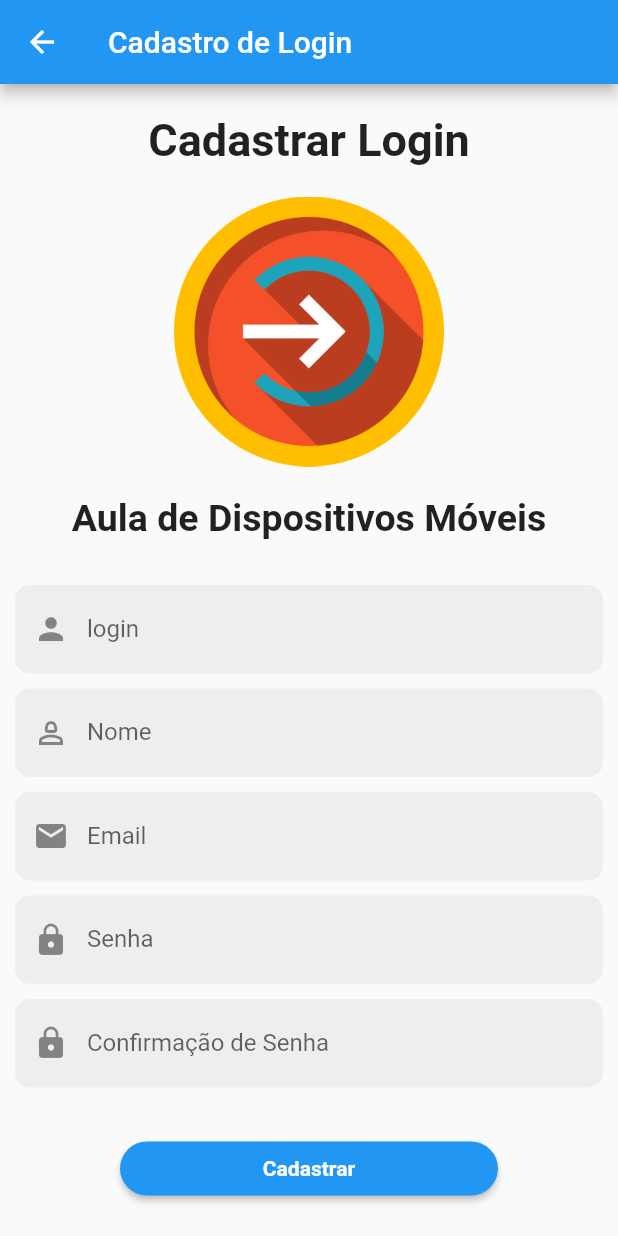
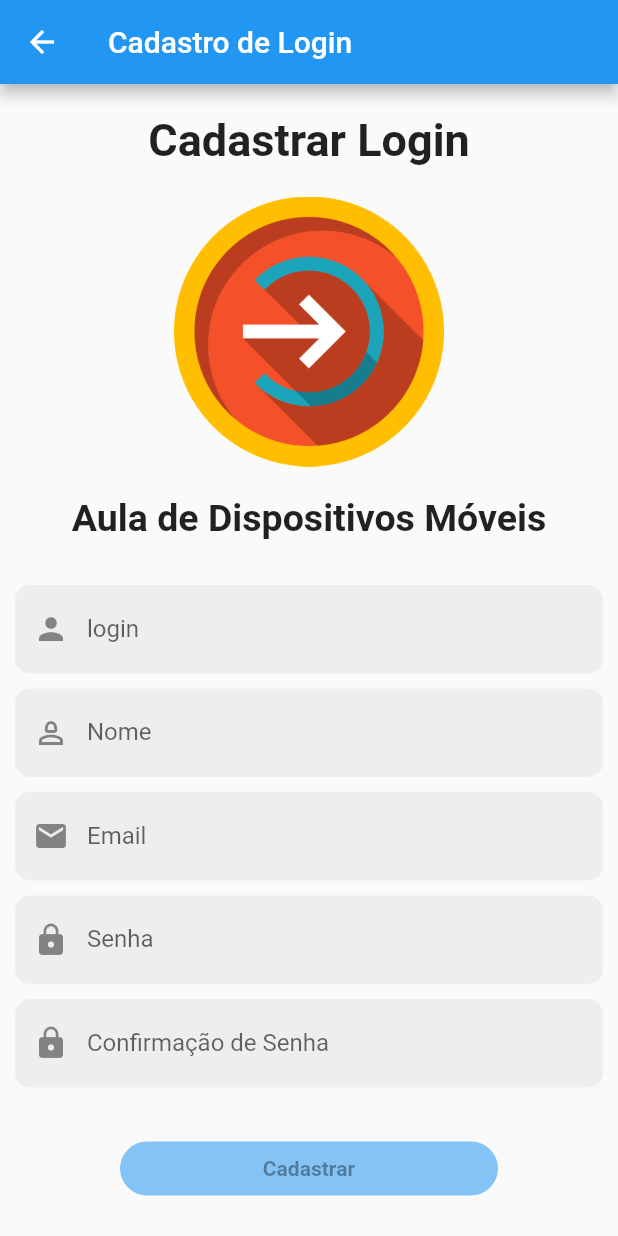
Before and after one commit to sthefanyk/Login_SQlite_flutter, a Flutter app: the SignUp screen opened by its route, on a phone screen of 412 x 824 dp. Run offline on Flutter 3.47's test engine with Material 2 defaults, Android fonts, the phone set to English and light mode, and no system bars; our stand-ins replace awesome_dialog, fluttertoast, rxdart, sqflite; missing offline and left inert: bloc_pattern; accounts and stored records are empty.

Commit message:
commit add validators screens singup and update

```diff
--- a/lib/common/blocs/login_bloc.dart
+++ b/lib/common/blocs/login_bloc.dart
@@ -21,6 +21,10 @@ class LoginBloc extends BlocBase with LoginValidators {
     outLogin, outPassword, (a, b) => true
   );
 
+  Stream<bool> get outSubmitSingupValid => Rx.combineLatest5(
+    outLogin, outName, outEmail, outPassword, outPassword, (a, b, c, d, e) => true
+  );
+
   Function(String) get changedLogin => _loginController.sink.add;
   Function(String) get changedName => _nameController.sink.add;
   Function(String) get changedEmail => _emailController.sink.add;
--- a/lib/screen/signup_form.dart
+++ b/lib/screen/signup_form.dart
@@ -142,14 +142,22 @@ class _SignUpState extends State<SignUp> {
                     right: 80,
                   ),
                   width: double.infinity,
-                  child: ElevatedButton(
-                    onPressed: () => signUp(context),
-                    style:
-                        ElevatedButton.styleFrom(shape: const StadiumBorder()),
-                    child: const Text(
-                      'Cadastrar',
-                      style: TextStyle(fontWeight: FontWeight.bold),
-                    ),
+                  child: StreamBuilder<bool>(
+                    stream: _loginBloc.outSubmitSingupValid,
+                    builder: (context, snapshot) {
+                      return ElevatedButton(
+                        onPressed: snapshot.hasData ? () => signUp(context) : null,
+                        style:
+                            ElevatedButton.styleFrom(
+                              shape: const StadiumBorder(),
+                              disabledBackgroundColor: Colors.blue.withAlpha(140)
+                            ),
+                        child: const Text(
+                          'Cadastrar',
+                          style: TextStyle(fontWeight: FontWeight.bold),
+                        ),
+                      );
+                    }
                   ),
                 ),
               ],
```
Also changed, not shown: lib/common/validators/login_validators.dart (+5 -5 lines), lib/screen/update_form.dart (+15 -8 lines).
